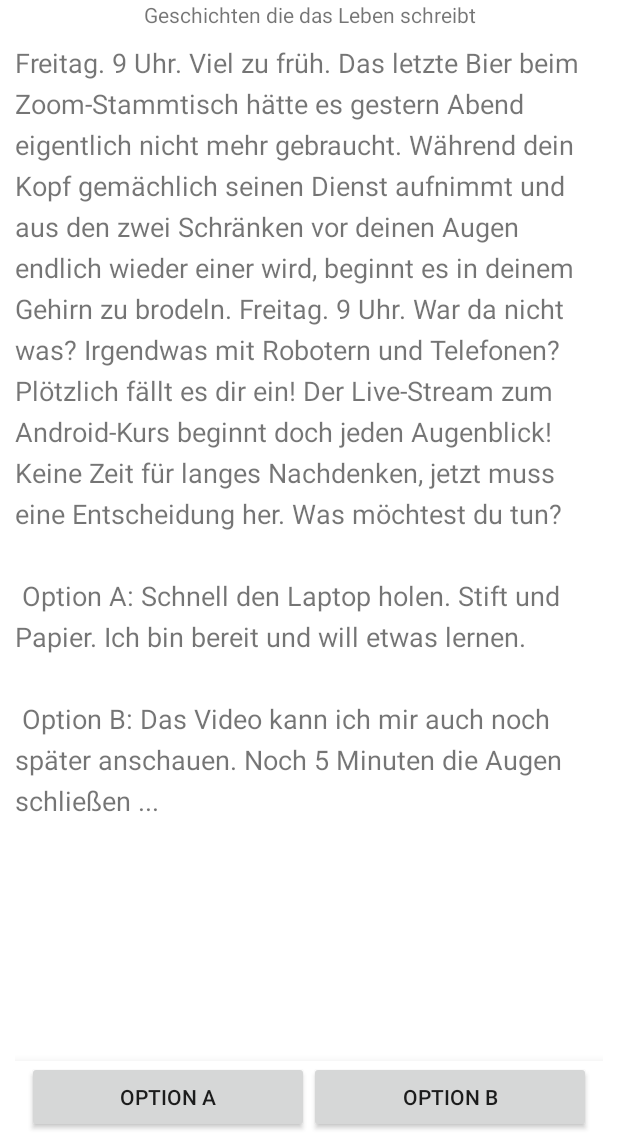
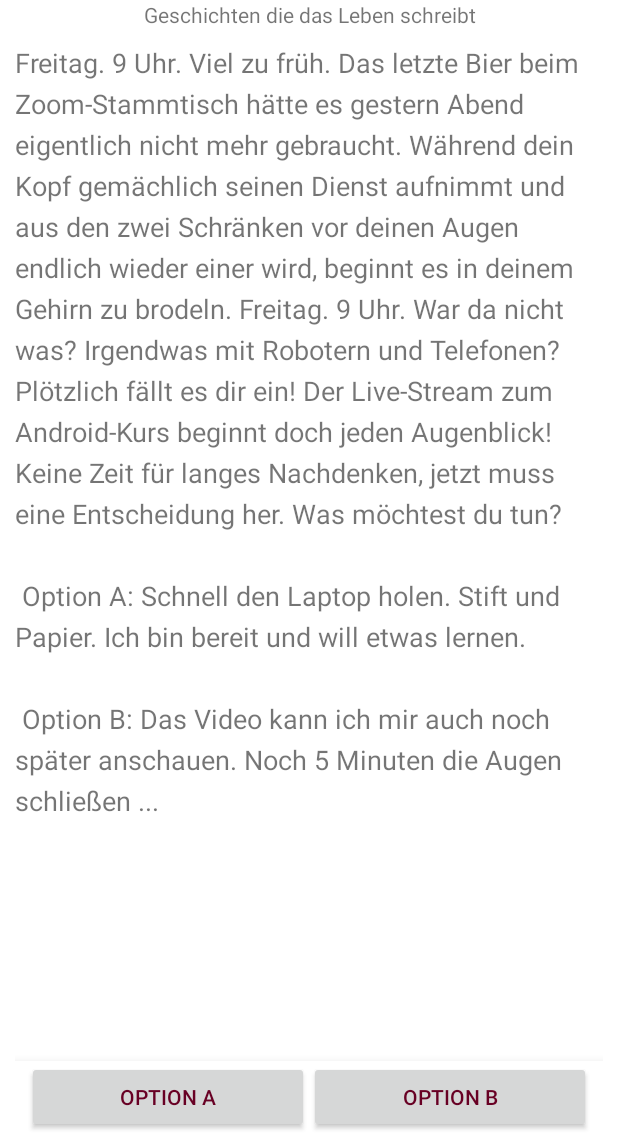
Before and after one commit to AAlesik/U13-Github-Gruppe-2, an Android app: the screen it shows after launch (Start), on a phone screen of 412 x 824 dp, the part 88-1236 px from its top. Run offline under Robolectric (Android 15) with nearby library versions, the phone set to English and light mode, and no system bars.

Commit message:
Update activity_walkthrough.xml

```diff
--- a/app/src/main/res/layout/activity_walkthrough.xml
+++ b/app/src/main/res/layout/activity_walkthrough.xml
@@ -75,7 +75,8 @@
             android:layout_height="wrap_content"
             android:layout_marginLeft="8dp"
             android:layout_weight="1"
-            android:text="@string/optionA" />
+            android:text="@string/optionA"
+            android:textColor="@color/colorPrimaryDark" />
 
         <Button
             android:id="@+id/buttonOptionB"
@@ -83,7 +84,8 @@
             android:layout_height="wrap_content"
             android:layout_marginRight="8dp"
             android:layout_weight="1"
-            android:text="@string/optionB" />
+            android:text="@string/optionB"
+            android:textColor="@color/colorPrimaryDark" />
     </LinearLayout>
 
 </LinearLayout>
```
